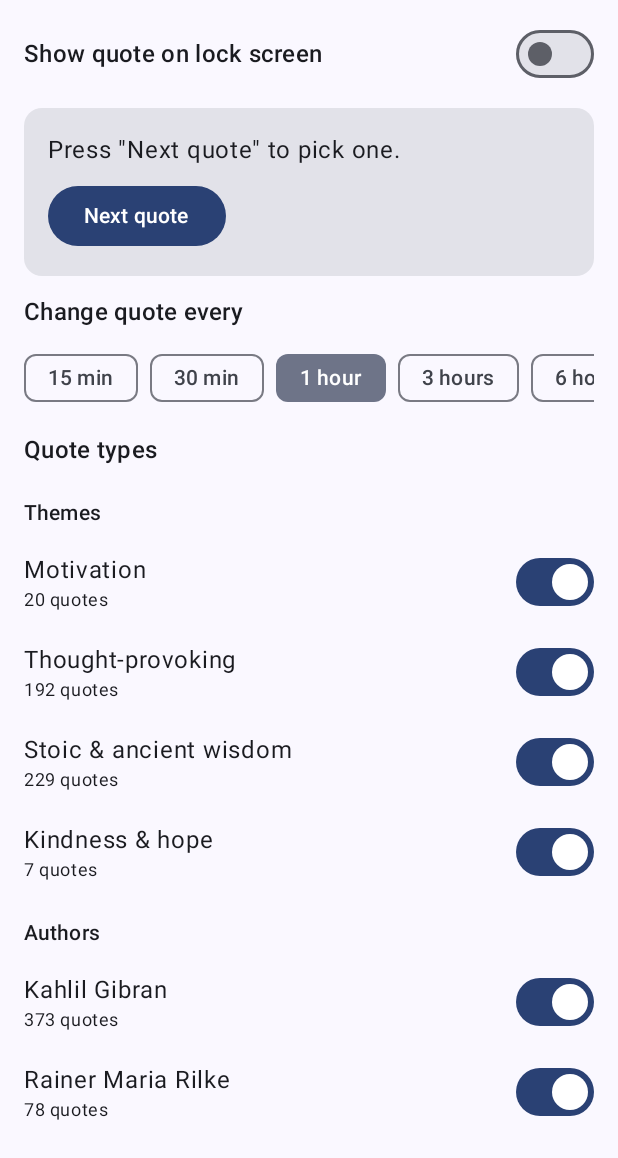
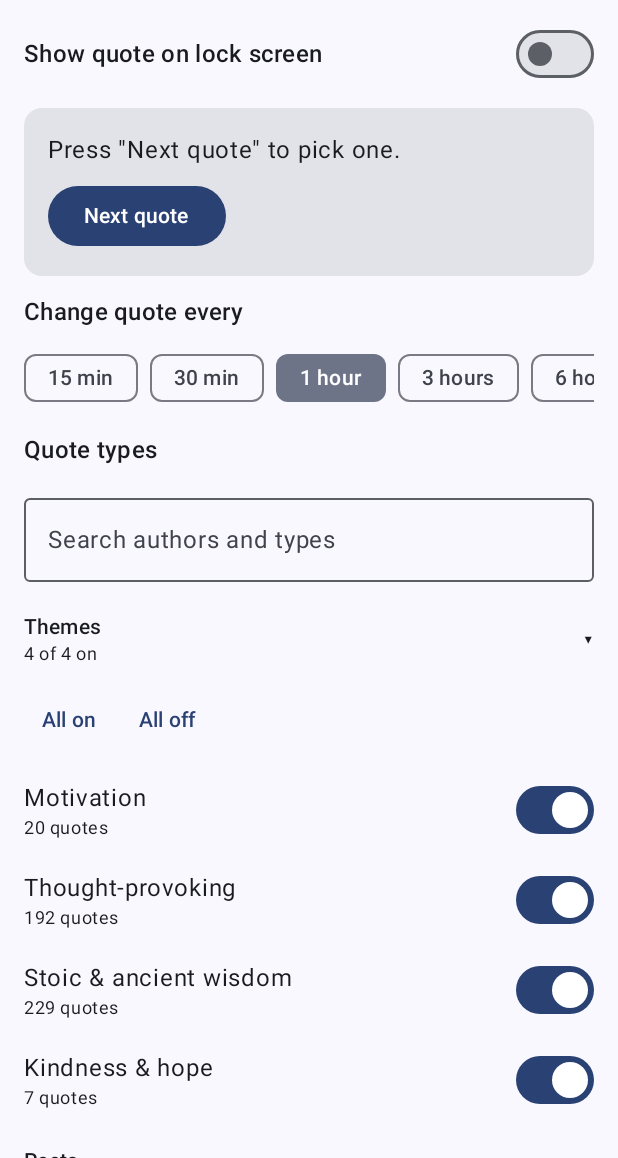
Before and after one commit to trinineba-oss/QuotesOnLock, an Android app built with Jetpack Compose: the screen it shows after launch (MainActivity), on a phone screen of 412 x 824 dp, the part 78-1236 px from its top. Run offline under Robolectric (Android 15) with nearby library versions, the phone set to English and light mode, and no system bars.

Commit message:
Group authors in settings (search, collapsible groups, all on/off) and add the Qur'an
Authors are now sorted into Poets, Philosophers & sages, Novelists & essayists
and Scripture; groups collapse, there is a search box, and each group has
All on / All off. Adds 59 Qur'an verses from Pickthall's 1930 translation.

Co-Authored-By: Claude Sonnet 5.5 <noreply@anthropic.com>
Claude-Session: https://claude.ai/code/session_016q6twodsfjayvbptfdVEBz

```diff
--- a/app/src/main/java/com/trinineba/quotesonlock/MainActivity.kt
+++ b/app/src/main/java/com/trinineba/quotesonlock/MainActivity.kt
@@ -108,6 +108,8 @@ private fun QuotesScreen(prefs: QuotePrefs, repo: QuoteRepository) {
     var quoteColor by remember { mutableStateOf(prefs.textColor) }
     var hex by rememberSaveable { mutableStateOf("") }
     var categories by remember { mutableStateOf(prefs.enabledCategories) }
+    var query by rememberSaveable { mutableStateOf("") }
+    var expandedGroups by rememberSaveable(stateSaver = androidx.compose.runtime.saveable.listSaver<Set<String>, String>(save = { it.toList() }, restore = { it.toSet() })) { mutableStateOf(setOf(QuoteGroup.THEME.name)) }
     var current by remember { mutableStateOf(repo.current()) }
     var custom by remember { mutableStateOf(repo.custom()) }
     var newText by rememberSaveable { mutableStateOf("") }
@@ -185,6 +187,13 @@ private fun QuotesScreen(prefs: QuotePrefs, repo: QuoteRepository) {
         categories = if (on) categories + category else categories - category
         prefs.enabledCategories = categories
         // Swap out a quote that no longer belongs to a selected category.
+        val shown = current
+        if (shown == null || repo.pool().none { it.text == shown.text }) nextQuote()
+    }
+
+    fun setCategories(list: List<Category>, on: Boolean) {
+        categories = if (on) categories + list else categories - list.toSet()
+        prefs.enabledCategories = categories
         val shown = current
         if (shown == null || repo.pool().none { it.text == shown.text }) nextQuote()
     }
@@ -280,15 +289,53 @@ private fun QuotesScreen(prefs: QuotePrefs, repo: QuoteRepository) {
                 }
             }
 
-            QuoteGroup.entries.forEach { group ->
-                item(key = "group-${group.name}") {
-                    Text(
-                        group.title,
-                        style = MaterialTheme.typography.labelLarge,
-                        modifier = Modifier.padding(top = 8.dp),
+            item(key = "type-search") {
+                OutlinedTextField(
+                    value = query,
+                    onValueChange = { query = it },
+                    modifier = Modifier.fillMaxWidth(),
+                    singleLine = true,
+                    label = { Text("Search authors and types") },
                 )
             }
-                items(Category.entries.filter { it.group == group }, key = { it.key }) { category ->
+
+            QuoteGroup.entries.forEach { group ->
+                val inGroup = Category.entries.filter { it.group == group }
+                val shown = inGroup.filter { query.isBlank() || it.label.contains(query.trim(), ignoreCase = true) }
+                if (shown.isEmpty()) return@forEach
+                val open = query.isNotBlank() || group == QuoteGroup.MINE || group.name in expandedGroups
+                val onCount = inGroup.count { it in categories }
+                item(key = "group-${group.name}") {
+                    Row(
+                        modifier = Modifier
+                            .fillMaxWidth()
+                            .clickable(enabled = query.isBlank() && group != QuoteGroup.MINE) {
+                                expandedGroups = if (group.name in expandedGroups) expandedGroups - group.name else expandedGroups + group.name
+                            }
+                            .padding(top = 8.dp),
+                        horizontalArrangement = Arrangement.SpaceBetween,
+                        verticalAlignment = Alignment.CenterVertically,
+                    ) {
+                        Column(Modifier.weight(1f)) {
+                            Text(group.title, style = MaterialTheme.typography.labelLarge)
+                            Text(
+                                "$onCount of ${inGroup.size} on",
+                                style = MaterialTheme.typography.bodySmall,
+                            )
+                        }
+                        if (group != QuoteGroup.MINE) Text(if (open) "\u25BE" else "\u25B8")
+                    }
+                }
+                if (open) {
+                    if (group != QuoteGroup.MINE) {
+                        item(key = "bulk-${group.name}") {
+                            Row(horizontalArrangement = Arrangement.spacedBy(4.dp)) {
+                                TextButton(onClick = { setCategories(shown, true) }) { Text("All on") }
+                                TextButton(onClick = { setCategories(shown, false) }) { Text("All off") }
+                            }
+                        }
+                    }
+                    items(shown, key = { it.key }) { category ->
                         Row(
                             modifier = Modifier.fillMaxWidth(),
                             horizontalArrangement = Arrangement.SpaceBetween,
@@ -305,6 +352,7 @@ private fun QuotesScreen(prefs: QuotePrefs, repo: QuoteRepository) {
                                 checked = category in categories,
                                 onCheckedChange = { toggleCategory(category, it) },
                             )
+                        }
                     }
                 }
             }
--- a/app/src/main/java/com/trinineba/quotesonlock/Quote.kt
+++ b/app/src/main/java/com/trinineba/quotesonlock/Quote.kt
@@ -3,7 +3,10 @@ package com.trinineba.quotesonlock
 /** How the category toggles are grouped in settings. */
 enum class QuoteGroup(val title: String) {
     THEME("Themes"),
-    AUTHOR("Authors"),
+    POETS("Poets"),
+    THINKERS("Philosophers & sages"),
+    WRITERS("Novelists & essayists"),
+    SCRIPTURE("Scripture & ancient wisdom"),
     MINE("Yours"),
 }
 
@@ -12,49 +15,50 @@ enum class Category(val key: String, val label: String, val group: QuoteGroup) {
     THOUGHT_PROVOKING("thought", "Thought-provoking", QuoteGroup.THEME),
     STOIC("stoic", "Stoic & ancient wisdom", QuoteGroup.THEME),
     KINDNESS("kindness", "Kindness & hope", QuoteGroup.THEME),
-    GIBRAN("gibran", "Kahlil Gibran", QuoteGroup.AUTHOR),
-    RILKE("rilke", "Rainer Maria Rilke", QuoteGroup.AUTHOR),
-    NIETZSCHE("nietzsche", "Friedrich Nietzsche", QuoteGroup.AUTHOR),
-    DOSTOEVSKY("dostoevsky", "Fyodor Dostoevsky", QuoteGroup.AUTHOR),
-    TOLSTOY("tolstoy", "Leo Tolstoy", QuoteGroup.AUTHOR),
-    KAFKA("kafka", "Franz Kafka", QuoteGroup.AUTHOR),
-    PLATO("plato", "Plato", QuoteGroup.AUTHOR),
-    LAO_TZU("laotzu", "Lao Tzu", QuoteGroup.AUTHOR),
-    KIERKEGAARD("kierkegaard", "Søren Kierkegaard", QuoteGroup.AUTHOR),
-    CAMUS("camus", "Albert Camus", QuoteGroup.AUTHOR),
-    HESSE("hesse", "Hermann Hesse", QuoteGroup.AUTHOR),
-    CONFUCIUS("confucius", "Confucius", QuoteGroup.AUTHOR),
-    DHAMMAPADA("dhammapada", "The Dhammapada", QuoteGroup.AUTHOR),
-    RUMI("rumi", "Rumi", QuoteGroup.AUTHOR),
-    KHAYYAM("khayyam", "Omar Khayyam", QuoteGroup.AUTHOR),
-    SUN_TZU("suntzu", "Sun Tzu", QuoteGroup.AUTHOR),
-    TAGORE("tagore", "Rabindranath Tagore", QuoteGroup.AUTHOR),
-    EINSTEIN("einstein", "Albert Einstein", QuoteGroup.AUTHOR),
-    MURAKAMI("murakami", "Haruki Murakami", QuoteGroup.AUTHOR),
-    SHAKESPEARE("shakespeare", "William Shakespeare", QuoteGroup.AUTHOR),
-    WHITMAN("whitman", "Walt Whitman", QuoteGroup.AUTHOR),
-    DICKINSON("dickinson", "Emily Dickinson", QuoteGroup.AUTHOR),
-    BLAKE("blake", "William Blake", QuoteGroup.AUTHOR),
-    LEOPARDI("leopardi", "Giacomo Leopardi", QuoteGroup.AUTHOR),
-    BAUDELAIRE("baudelaire", "Charles Baudelaire", QuoteGroup.AUTHOR),
-    GITA("gita", "The Bhagavad Gita", QuoteGroup.AUTHOR),
-    UPANISHADS("upanishads", "The Upanishads", QuoteGroup.AUTHOR),
-    FRANKL("frankl", "Viktor Frankl", QuoteGroup.AUTHOR),
-    PESSOA("pessoa", "Fernando Pessoa", QuoteGroup.AUTHOR),
-    BORGES("borges", "Jorge Luis Borges", QuoteGroup.AUTHOR),
-    CIORAN("cioran", "E. M. Cioran", QuoteGroup.AUTHOR),
-    WEIL("weil", "Simone Weil", QuoteGroup.AUTHOR),
-    NERUDA("neruda", "Pablo Neruda", QuoteGroup.AUTHOR),
-    OLIVER("oliver", "Mary Oliver", QuoteGroup.AUTHOR),
-    SZYMBORSKA("szymborska", "Wisława Szymborska", QuoteGroup.AUTHOR),
-    KUNDERA("kundera", "Milan Kundera", QuoteGroup.AUTHOR),
-    SARTRE("sartre", "Jean-Paul Sartre", QuoteGroup.AUTHOR),
-    KABIR("kabir", "Kabir", QuoteGroup.AUTHOR),
-    ECCLESIASTES("ecclesiastes", "Ecclesiastes & Job", QuoteGroup.AUTHOR),
-    ZHUANGZI("zhuangzi", "Zhuangzi", QuoteGroup.AUTHOR),
-    MELVILLE("melville", "Herman Melville", QuoteGroup.AUTHOR),
-    TURGENEV("turgenev", "Ivan Turgenev", QuoteGroup.AUTHOR),
-    CHEKHOV("chekhov", "Anton Chekhov", QuoteGroup.AUTHOR),
+    GIBRAN("gibran", "Kahlil Gibran", QuoteGroup.POETS),
+    RILKE("rilke", "Rainer Maria Rilke", QuoteGroup.POETS),
+    NIETZSCHE("nietzsche", "Friedrich Nietzsche", QuoteGroup.THINKERS),
+    DOSTOEVSKY("dostoevsky", "Fyodor Dostoevsky", QuoteGroup.WRITERS),
+    TOLSTOY("tolstoy", "Leo Tolstoy", QuoteGroup.WRITERS),
+    KAFKA("kafka", "Franz Kafka", QuoteGroup.WRITERS),
+    PLATO("plato", "Plato", QuoteGroup.THINKERS),
+    LAO_TZU("laotzu", "Lao Tzu", QuoteGroup.THINKERS),
+    KIERKEGAARD("kierkegaard", "Søren Kierkegaard", QuoteGroup.THINKERS),
+    CAMUS("camus", "Albert Camus", QuoteGroup.THINKERS),
+    HESSE("hesse", "Hermann Hesse", QuoteGroup.WRITERS),
+    CONFUCIUS("confucius", "Confucius", QuoteGroup.THINKERS),
+    DHAMMAPADA("dhammapada", "The Dhammapada", QuoteGroup.SCRIPTURE),
+    RUMI("rumi", "Rumi", QuoteGroup.POETS),
+    KHAYYAM("khayyam", "Omar Khayyam", QuoteGroup.POETS),
+    SUN_TZU("suntzu", "Sun Tzu", QuoteGroup.THINKERS),
+    TAGORE("tagore", "Rabindranath Tagore", QuoteGroup.POETS),
+    EINSTEIN("einstein", "Albert Einstein", QuoteGroup.THINKERS),
+    MURAKAMI("murakami", "Haruki Murakami", QuoteGroup.WRITERS),
+    SHAKESPEARE("shakespeare", "William Shakespeare", QuoteGroup.POETS),
+    WHITMAN("whitman", "Walt Whitman", QuoteGroup.POETS),
+    DICKINSON("dickinson", "Emily Dickinson", QuoteGroup.POETS),
+    BLAKE("blake", "William Blake", QuoteGroup.POETS),
+    LEOPARDI("leopardi", "Giacomo Leopardi", QuoteGroup.POETS),
+    BAUDELAIRE("baudelaire", "Charles Baudelaire", QuoteGroup.POETS),
+    GITA("gita", "The Bhagavad Gita", QuoteGroup.SCRIPTURE),
+    UPANISHADS("upanishads", "The Upanishads", QuoteGroup.SCRIPTURE),
+    FRANKL("frankl", "Viktor Frankl", QuoteGroup.THINKERS),
+    PESSOA("pessoa", "Fernando Pessoa", QuoteGroup.WRITERS),
+    BORGES("borges", "Jorge Luis Borges", QuoteGroup.WRITERS),
+    CIORAN("cioran", "E. M. Cioran", QuoteGroup.THINKERS),
+    WEIL("weil", "Simone Weil", QuoteGroup.THINKERS),
+    NERUDA("neruda", "Pablo Neruda", QuoteGroup.POETS),
+    OLIVER("oliver", "Mary Oliver", QuoteGroup.POETS),
+    SZYMBORSKA("szymborska", "Wisława Szymborska", QuoteGroup.POETS),
+    KUNDERA("kundera", "Milan Kundera", QuoteGroup.WRITERS),
+    SARTRE("sartre", "Jean-Paul Sartre", QuoteGroup.THINKERS),
+    KABIR("kabir", "Kabir", QuoteGroup.POETS),
+    ECCLESIASTES("ecclesiastes", "Ecclesiastes & Job", QuoteGroup.SCRIPTURE),
+    ZHUANGZI("zhuangzi", "Zhuangzi", QuoteGroup.THINKERS),
+    MELVILLE("melville", "Herman Melville", QuoteGroup.WRITERS),
+    TURGENEV("turgenev", "Ivan Turgenev", QuoteGroup.WRITERS),
+    CHEKHOV("chekhov", "Anton Chekhov", QuoteGroup.WRITERS),
+    QURAN("quran", "The Qur'an", QuoteGroup.SCRIPTURE),
     CUSTOM("custom", "My own quotes", QuoteGroup.MINE);
 
     companion object {
```
Also changed, not shown: app/src/main/res/raw/quotes.txt (+61 -1 lines), 3 other files. Lines whose indentation alone changed are shown as unchanged.
